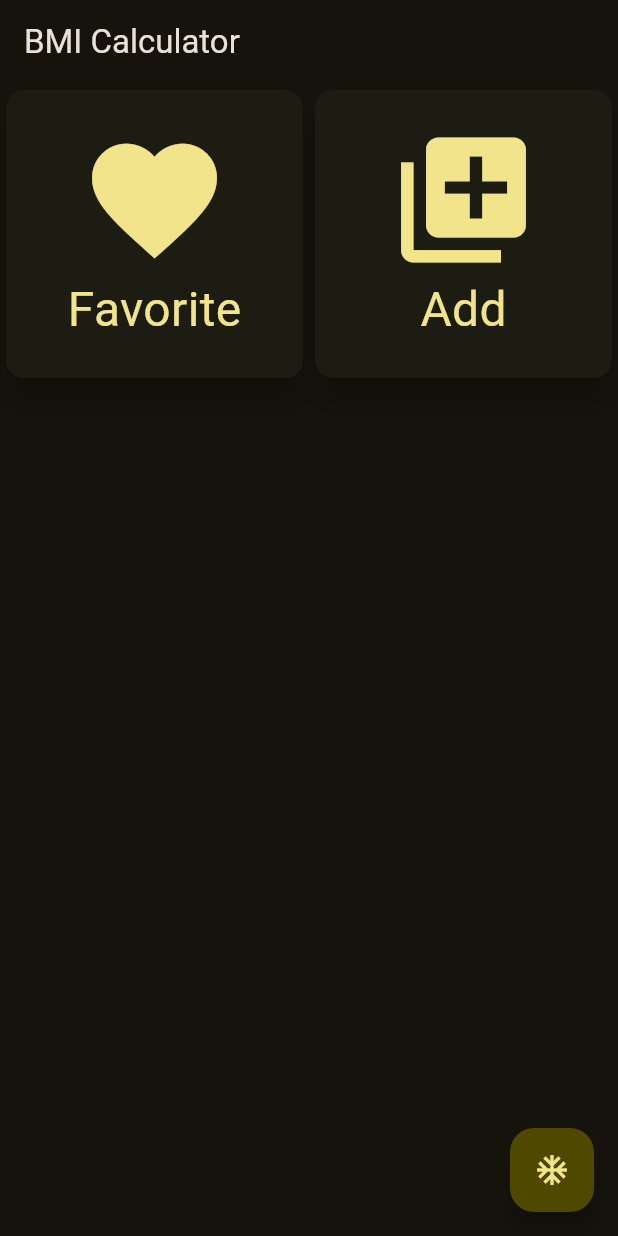
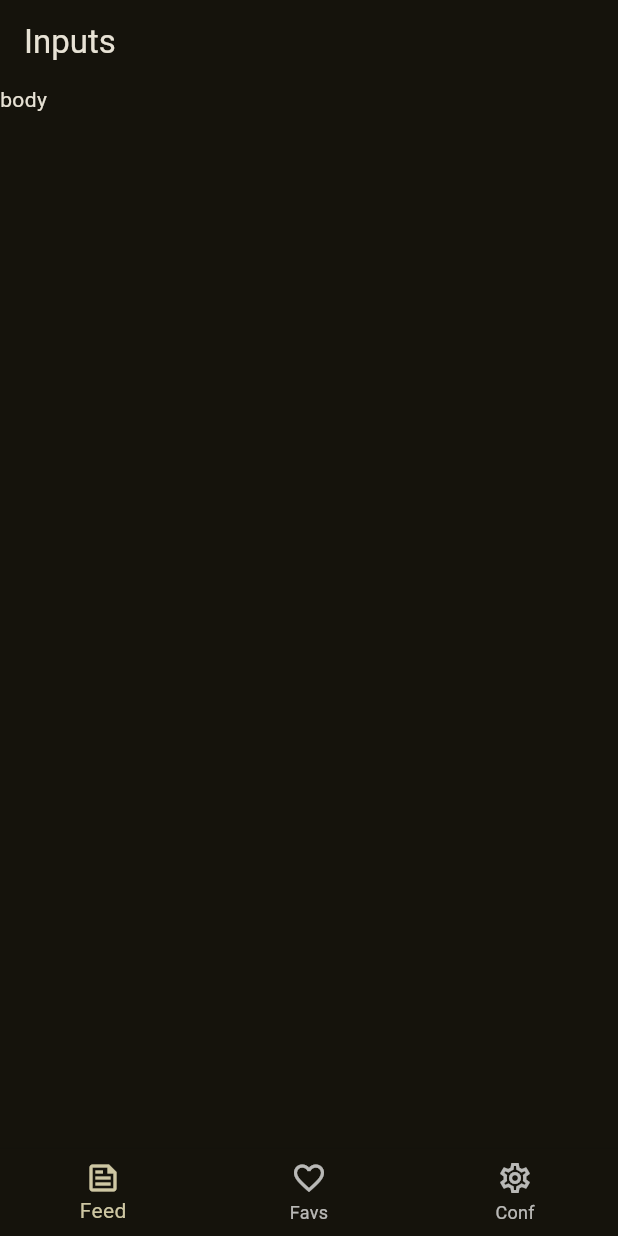
Before and after one commit to f290DSM/f290_dsm_widgets_playground, a Flutter app: the screen it shows after launch, on a phone screen of 412 x 824 dp. Run offline on Flutter 3.47's test engine with Material 2 defaults, Android fonts, the phone set to English and light mode, and no system bars.

Commit message:
main
- Inclusao de bottomnavigation, codigo inicial.

```diff
--- a/lib/main.dart
+++ b/lib/main.dart
@@ -2,6 +2,8 @@ import 'package:f290_dsm_widgets_playground/pages/bmi.dart';
 
 import 'pages/contador_statefull.dart';
 import 'pages/contador_stateless.dart';
+import 'pages/bottom_navigation_page.dart';
+
 import 'package:flutter/material.dart';
 
 void main() {
@@ -26,7 +28,7 @@ class MyApp extends StatelessWidget {
         // ),
       ),
       // home: const ContadorStatefull(title: 'Stateful Home Page'),
-      home: const BmiCalculatorPage(),
+      home: const BottomNavigationPage(),
     );
   }
 }
--- /dev/null
+++ b/lib/pages/bottom_navigation_page.dart
@@ -0,0 +1,34 @@
+import 'package:flutter/material.dart';
+
+class BottomNavigationPage extends StatefulWidget {
+  const BottomNavigationPage({super.key});
+
+  @override
+  State<BottomNavigationPage> createState() => _BottomNavigationPageState();
+}
+
+class _BottomNavigationPageState extends State<BottomNavigationPage> {
+  @override
+  Widget build(BuildContext context) {
+    return Scaffold(
+      appBar: AppBar(title: const Text('Inputs')),
+      body: const Text('body'),
+      bottomNavigationBar: BottomNavigationBar(
+        items: const [
+          BottomNavigationBarItem(
+            icon: Icon(Icons.feed_outlined),
+            label: 'Feed',
+          ),
+          BottomNavigationBarItem(
+            icon: Icon(Icons.favorite_outline),
+            label: 'Favs',
+          ),
+          BottomNavigationBarItem(
+            icon: Icon(Icons.settings_outlined),
+            label: 'Conf',
+          ),
+        ],
+      ),
+    );
+  }
+}
```
